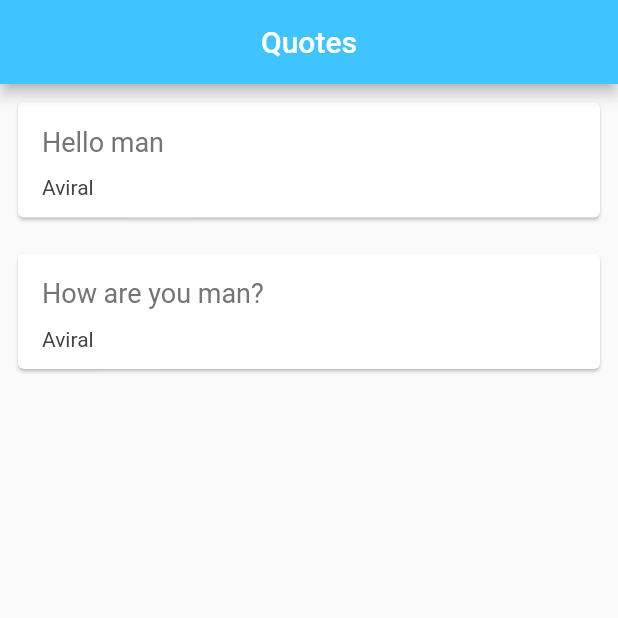
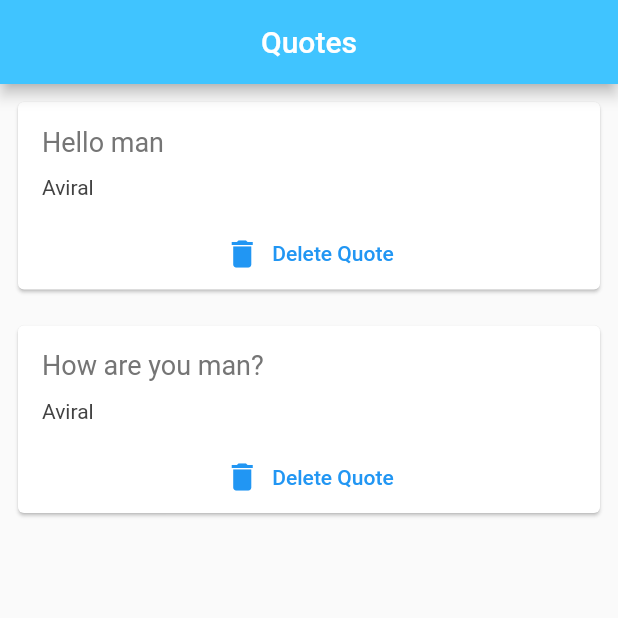
Before and after one commit to Aviral09/flutter_time_app, a Flutter app: the screen it shows after launch, on a phone screen of 412 x 824 dp, the top half of it. Run offline on Flutter 3.47's test engine with Material 2 defaults, Android fonts, the phone set to English and light mode, and no system bars.

Commit message:
Custom class for a card with function as args, video 21

```diff
--- a/lib/main.dart
+++ b/lib/main.dart
@@ -2,41 +2,12 @@
 
 import 'package:flutter/material.dart';
 import 'quote.dart';
+import 'quote_card.dart';
 
 void main() {
   runApp(MaterialApp(
     home: QuoteList(),
   ));
-}
-
-Widget QuoteCard(quote){
-  return Card(
-    margin: EdgeInsets.all(12),
-    child: Padding(
-      padding: const EdgeInsets.fromLTRB(16, 16, 16, 0),
-      child: Column(
-        crossAxisAlignment: CrossAxisAlignment.stretch,
-        children: <Widget>[
-          Text(
-            quote.quote,
-            style: TextStyle(
-              fontSize: 18,
-              color: Colors.grey[600]
-            ),
-          ),
-          SizedBox(height: 12),
-          Text(
-            quote.author,
-            style: TextStyle(
-                fontSize: 14,
-                color: Colors.grey[800]
-            ),
-          ),
-          SizedBox(height: 12),
-        ],
-      ),
-    ),
-  );
 }
 
 class QuoteList extends StatefulWidget {
@@ -63,7 +34,15 @@ class _QuoteListState extends State<QuoteList> {
       ),
       body: Center(
         child: Column(
-          children: quotes.map((quote) => QuoteCard(quote)).toList(),
+          children: quotes.map((quote) => Quote_Card(
+            quote: quote,
+            delete: () {
+              setState(() {
+                quotes.remove(quote);
+              });
+            }
+          )
+          ).toList(),
         ),
       )
     );
--- /dev/null
+++ b/lib/quote_card.dart
@@ -0,0 +1,46 @@
+import 'package:flutter/material.dart';
+import 'quote.dart';
+
+class Quote_Card extends StatelessWidget {
+
+  final Quote quote;
+  final Function() delete;
+  Quote_Card({required this.quote,required this.delete});
+
+  @override
+  Widget build(BuildContext context) {
+    return Card(
+      margin: EdgeInsets.all(12),
+      child: Padding(
+        padding: const EdgeInsets.fromLTRB(16, 16, 16, 0),
+        child: Column(
+          crossAxisAlignment: CrossAxisAlignment.stretch,
+          children: <Widget>[
+            Text(
+              quote.quote,
+              style: TextStyle(
+                  fontSize: 18,
+                  color: Colors.grey[600]
+              ),
+            ),
+            const SizedBox(height: 12),
+            Text(
+              quote.author,
+              style: TextStyle(
+                  fontSize: 14,
+                  color: Colors.grey[800]
+              ),
+            ),
+            const SizedBox(height: 12),
+            TextButton.icon(
+              onPressed: delete,
+              icon: const Icon(Icons.delete),
+              label: Text('Delete Quote'),
+            )
+
+          ],
+        ),
+      ),
+    );
+  }
+}
```
